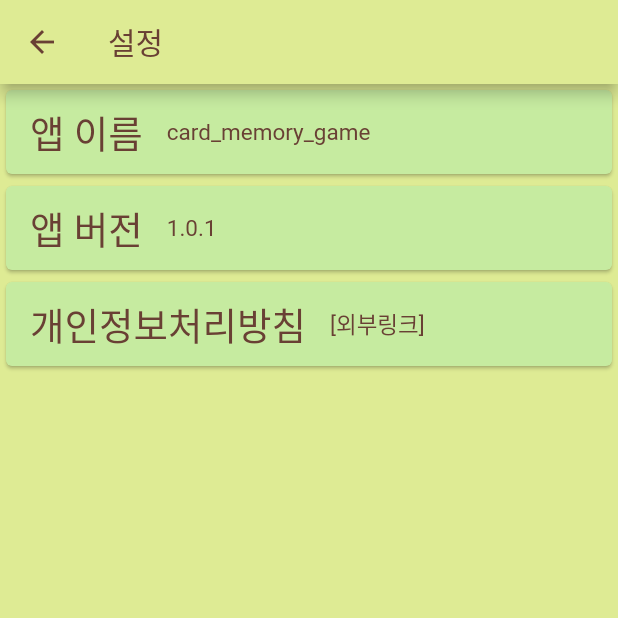
After one commit to Dolphin-PC/memory_game, a Flutter app: the screen it shows after launch, after a tap on the "settings" icon, on a phone screen of 412 x 824 dp, the top half of it. The commit adds this screen. Run offline on Flutter 3.47's test engine with Material 2 defaults, Android fonts, the phone set to English and light mode, and no system bars; our stand-ins replace google_fonts, google_mobile_ads, package_info_plus; network calls fail.

Commit message:
개인정보처리방침 연결

```diff
--- a/lib/screens/home_screen.dart
+++ b/lib/screens/home_screen.dart
@@ -1,4 +1,5 @@
 import 'package:card_memory_game/ads/ad_banner.dart';
+import 'package:card_memory_game/screens/setting_screen.dart';
 import 'package:flutter/material.dart';
 import 'package:provider/provider.dart';
 
@@ -55,6 +56,24 @@ class HomeScreen extends StatelessWidget {
           ),
         ),
       ),
+      floatingActionButtonLocation: FloatingActionButtonLocation.endTop,
+      floatingActionButton: Padding(
+        padding: const EdgeInsets.only(top: 8),
+        child: FloatingActionButton(
+          backgroundColor: ColorStyles.borderColor,
+          onPressed: () {},
+          child: IconButton(
+            color: ColorStyles.bgPrimaryColor,
+            icon: Icon(Icons.settings),
+            onPressed: () {
+              Navigator.push(
+                context,
+                MaterialPageRoute(builder: (context) => SettingScreen()),
+              );
+            },
+          ),
+        ),
+      ),
     );
   }
 }
--- /dev/null
+++ b/lib/screens/setting_screen.dart
@@ -0,0 +1,82 @@
+import 'package:card_memory_game/styles/color_styles.dart';
+import 'package:card_memory_game/styles/text_styles.dart';
+import 'package:flutter/material.dart';
+import 'package:package_info_plus/package_info_plus.dart';
+import 'package:url_launcher/url_launcher_string.dart';
+
+class SettingScreen extends StatelessWidget {
+  const SettingScreen({Key? key}) : super(key: key);
+
+  Future<PackageInfo> _getPackageInfo() {
+    return PackageInfo.fromPlatform();
+  }
+
+  @override
+  Widget build(BuildContext context) {
+    return Scaffold(
+      backgroundColor: ColorStyles.bgPrimaryColor,
+      appBar: AppBar(
+        title: Text("설정"),
+        backgroundColor: ColorStyles.bgPrimaryColor,
+        foregroundColor: ColorStyles.borderColor,
+      ),
+      body: FutureBuilder(
+        future: _getPackageInfo(),
+        builder: (BuildContext context, AsyncSnapshot<PackageInfo> snapshot) {
+          if (!snapshot.hasData) return Text("loading...");
+
+          final data = snapshot.data!;
+          return ListView(
+            children: [
+              Card(
+                color: ColorStyles.bgSecondaryColor,
+                child: ListTile(
+                  leading: Text(
+                    '앱 이름',
+                    style: TextStyles.cardText,
+                  ),
+                  title: Text(
+                    data.appName,
+                    style: TextStyles.plainText,
+                  ),
+                ),
+              ),
+              Card(
+                color: ColorStyles.bgSecondaryColor,
+                child: ListTile(
+                  leading: Text(
+                    '앱 버전',
+                    style: TextStyles.cardText,
+                  ),
+                  title: Text(
+                    data.version,
+                    style: TextStyles.plainText,
+                  ),
+                ),
+              ),
+              Card(
+                color: ColorStyles.bgSecondaryColor,
+                child: GestureDetector(
+                  onTap: () async {
+                    const privacyUrl = 'https://dolphin-pc.notion.site/2a2bbb4acfe94c5384667e39de90d6ec';
+                    launchUrlString(privacyUrl);
+                  },
+                  child: ListTile(
+                    leading: Text(
+                      '개인정보처리방침',
+                      style: TextStyles.cardText,
+                    ),
+                    title: Text(
+                      '[외부링크]',
+                      style: TextStyles.plainText,
+                    ),
+                  ),
+                ),
+              ),
+            ],
+          );
+        },
+      ),
+    );
+  }
+}
--- a/pubspec.yaml
+++ b/pubspec.yaml
@@ -17,7 +17,7 @@ publish_to: 'none' # Remove this line if you wish to publish to pub.dev
 # https://developer.apple.com/library/archive/documentation/General/Reference/InfoPlistKeyReference/Articles/CoreFoundationKeys.html
 # In Windows, build-name is used as the major, minor, and patch parts
 # of the product and file versions while build-number is used as the build suffix.
-version: 1.0.0+1
+version: 1.0.1+2
 
 environment:
   sdk: '>=2.18.5 <3.0.0'
@@ -40,6 +40,8 @@ dependencies:
   provider: ^6.0.5
   google_fonts: ^4.0.3
   google_mobile_ads: ^2.3.0
+  url_launcher: ^6.1.10
+  package_info_plus: ^3.0.3
 
 
 dev_dependencies:
```
Also changed, not shown: pubspec.lock, 6 other files.
